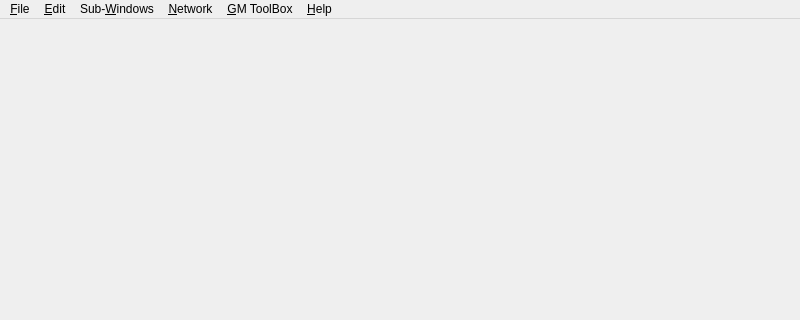
Above: client/mainwindow.ui from Rolisteam/rolisteam before the change; both pictures show x 0 to 800 and y 0 to 320 of the 800 by 600 pixel window. Below: the same form after it.
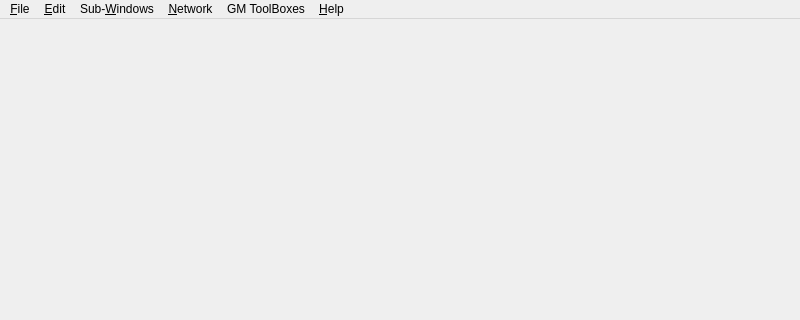
That is the form after the change. Icons and pictures are not drawn.

The edit to the form file:
```diff
--- a/client/mainwindow.ui
+++ b/client/mainwindow.ui
@@ -24,7 +24,7 @@
      <x>0</x>
      <y>0</y>
      <width>800</width>
-     <height>39</height>
+     <height>22</height>
     </rect>
    </property>
    <widget class="QMenu" name="m_fileMenu">
@@ -140,11 +140,6 @@
     <addaction name="m_supportRolisteam"/>
     <addaction name="m_aboutAction"/>
    </widget>
-   <widget class="QMenu" name="m_gmToolBoxMenu">
-    <property name="title">
-     <string>&amp;GM ToolBox</string>
-    </property>
-   </widget>
    <widget class="QMenu" name="m_editMenu">
     <property name="title">
      <string>&amp;Edit</string>
@@ -153,6 +148,11 @@
     <addaction name="m_shortCutEditorAct"/>
     <addaction name="m_fullScreenAct"/>
    </widget>
+   <widget class="QMenu" name="m_gmToolBoxMenu">
+    <property name="title">
+     <string>GM ToolBoxes</string>
+    </property>
+   </widget>
    <addaction name="m_fileMenu"/>
    <addaction name="m_editMenu"/>
    <addaction name="m_menuSubWindows"/>
```
Left out of the diff: 5 changed lines with no effect on the pictures.
